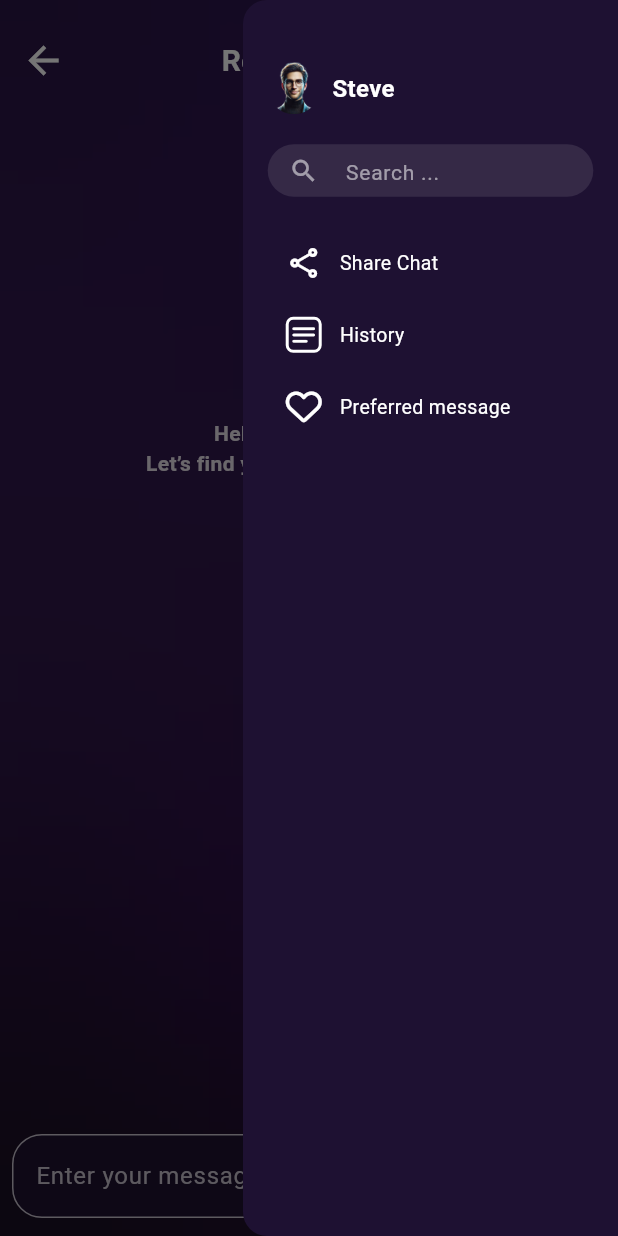
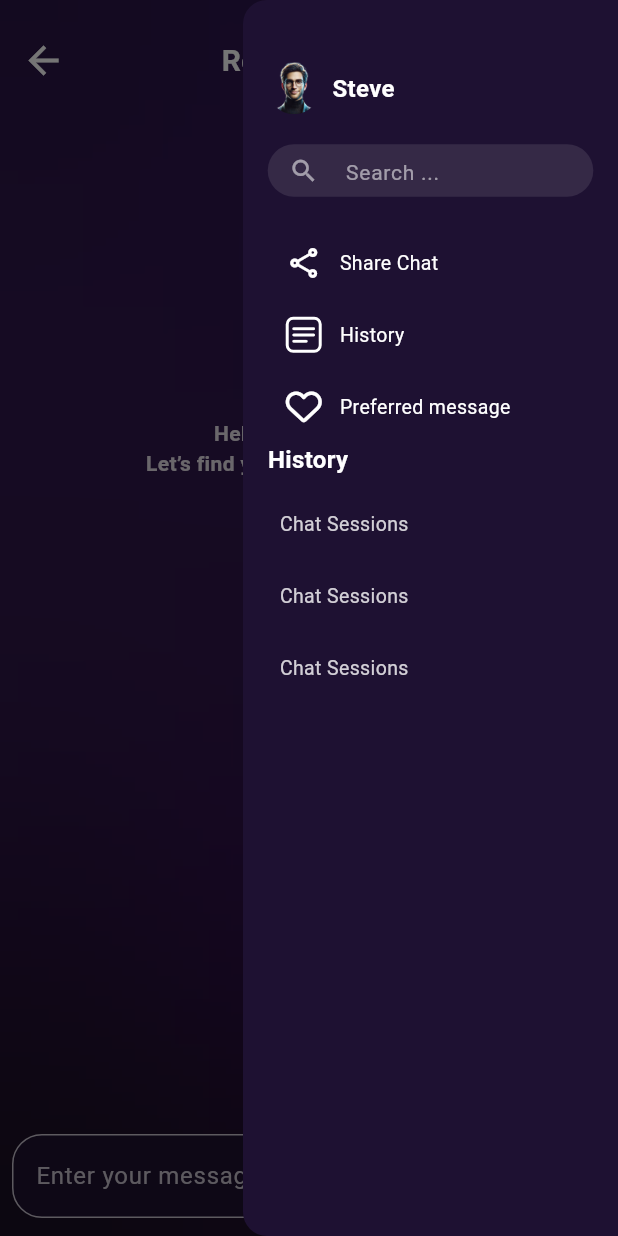
Before and after one commit to Graduation-Team-Org/Mentor-AI-Repo, a Flutter app: the screen it shows after launch, with the side drawer open, on a phone screen of 412 x 824 dp. Run offline on Flutter 3.47's test engine with Material 3 defaults, Android fonts, the phone set to English and light mode, and no system bars; our stand-ins replace bloc, dio, flutter_bloc, flutter_dotenv, flutter_markdown, font_awesome_flutter and 5 more; network calls fail.

Commit message:
adding history column

```diff
--- a/lib/core/features/reaom_map/presentation/widgets/custom_end_drawer.dart
+++ b/lib/core/features/reaom_map/presentation/widgets/custom_end_drawer.dart
@@ -2,6 +2,8 @@ import 'package:flutter/material.dart';
 import 'package:road_map_mentor/core/features/reaom_map/presentation/widgets/chat_search_text_field.dart';
 import 'package:road_map_mentor/core/features/reaom_map/presentation/widgets/custom_activites_column.dart';
 import 'package:road_map_mentor/core/features/reaom_map/presentation/widgets/custom_drawer_header.dart';
+import 'package:road_map_mentor/core/features/reaom_map/presentation/widgets/hitory_column.dart';
+
 class CustomEndDrawer extends StatelessWidget {
   const CustomEndDrawer({
     super.key,
@@ -37,6 +39,7 @@ class CustomEndDrawer extends StatelessWidget {
                       .bottom, // Handle keyboard padding
                 ),
                 child: Column(
+                  crossAxisAlignment: CrossAxisAlignment.start,
                   children: [
                     CustomDrawerHeader(
                       chatSearchcontroller: _chatSearchcontroller,
@@ -59,6 +62,7 @@ class CustomEndDrawer extends StatelessWidget {
                       height: 20,
                     ),
                     const CustomChatActivitiesColumn(),
+                    const HistoryColumn(),
                   ],
                 ),
               ),
--- /dev/null
+++ b/lib/core/features/reaom_map/presentation/widgets/history_list_view.dart
@@ -0,0 +1,27 @@
+import 'package:flutter/material.dart';
+import 'package:road_map_mentor/core/utils/colors.dart';
+import 'package:road_map_mentor/core/utils/widgets/text.dart';
+
+class HistoryListView extends StatelessWidget {
+  const HistoryListView({super.key});
+
+  @override
+  Widget build(BuildContext context) {
+    return Align(
+      alignment: Alignment.topLeft,
+      child: Column(
+        children: [
+          IconButton(
+            onPressed: () {},
+            icon: Text(
+              'Chat Sessions',
+              style: body.copyWith(
+                color: AppColors.white.withValues(alpha: 0.8),
+              ),
+            ),
+          ),
+        ],
+      ),
+    );
+  }
+}
--- /dev/null
+++ b/lib/core/features/reaom_map/presentation/widgets/hitory_column.dart
@@ -0,0 +1,31 @@
+import 'package:flutter/material.dart';
+import 'package:road_map_mentor/core/features/reaom_map/presentation/widgets/history_list_view.dart';
+import 'package:road_map_mentor/core/utils/widgets/text.dart';
+
+class HistoryColumn extends StatelessWidget {
+  const HistoryColumn({super.key});
+
+  @override
+  Widget build(BuildContext context) {
+    return Expanded(
+      child: Column(
+        crossAxisAlignment: CrossAxisAlignment.start,
+        children: [
+          Text(
+            'History',
+            style: title2Bold,
+          ),
+          const SizedBox(height: 8),
+          Expanded(
+            child: ListView.builder(
+              itemCount: 3,
+              itemBuilder: (context, index) {
+                return const HistoryListView();
+              },
+            ),
+          ),
+        ],
+      ),
+    );
+  }
+}
```
